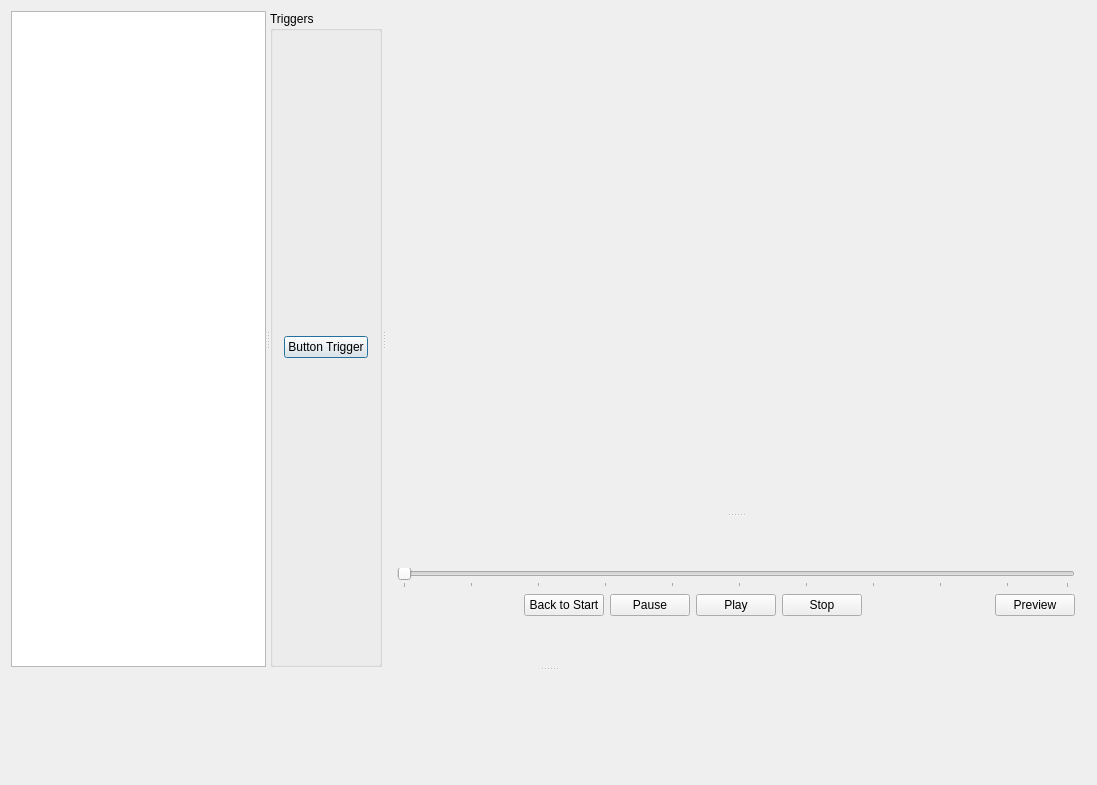
Old version of the form Animic/UiFiles/StitchingDialog.ui in the repository MervynArt96/AnimicCreator.
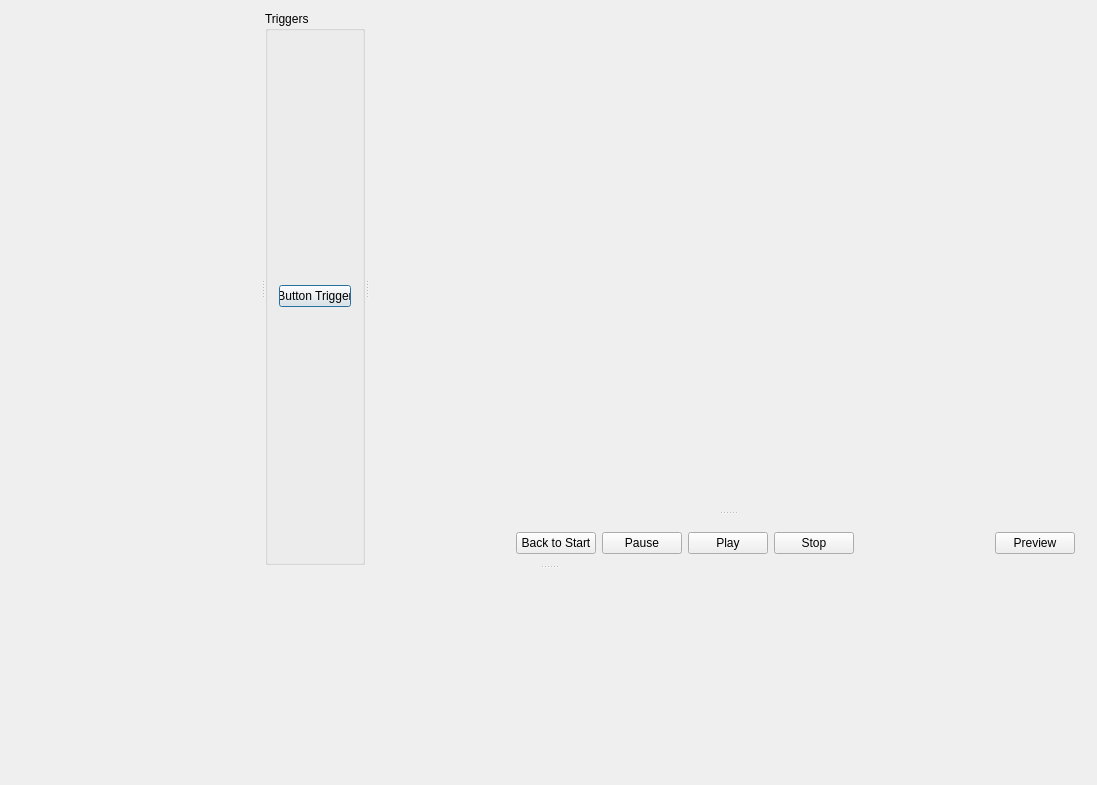
New version of the form.

```diff
--- a/Animic/UiFiles/StitchingDialog.ui
+++ b/Animic/UiFiles/StitchingDialog.ui
@@ -23,20 +23,14 @@
       <property name="orientation">
        <enum>Qt::Horizontal</enum>
       </property>
-      <widget class="QSplitter" name="splitter_2">
+      <widget class="QSplitter" name="splitter">
        <property name="orientation">
         <enum>Qt::Horizontal</enum>
        </property>
-       <widget class="QListWidget" name="SceneList">
-        <property name="sizePolicy">
-         <sizepolicy hsizetype="Preferred" vsizetype="Expanding">
-          <horstretch>0</horstretch>
-          <verstretch>0</verstretch>
-         </sizepolicy>
-        </property>
+       <widget class="QWidget" name="listHolder" native="true">
         <property name="minimumSize">
          <size>
-          <width>100</width>
+          <width>250</width>
           <height>0</height>
          </size>
         </property>
@@ -62,7 +56,7 @@
         </layout>
        </widget>
       </widget>
-      <widget class="QSplitter" name="splitter">
+      <widget class="QSplitter" name="splitter_2">
        <property name="orientation">
         <enum>Qt::Vertical</enum>
        </property>
@@ -76,7 +70,7 @@
         <property name="minimumSize">
          <size>
           <width>700</width>
-          <height>0</height>
+          <height>500</height>
          </size>
         </property>
        </widget>
@@ -97,32 +91,7 @@
          <item>
           <layout class="QVBoxLayout" name="verticalLayout_2">
            <item>
-            <widget class="QSlider" name="timeSlider">
-             <property name="sizeIncrement">
-              <size>
-               <width>0</width>
-               <height>0</height>
-              </size>
-             </property>
-             <property name="value">
-              <number>0</number>
-             </property>
-             <property name="tracking">
-              <bool>false</bool>
-             </property>
-             <property name="orientation">
-              <enum>Qt::Horizontal</enum>
-             </property>
-             <property name="invertedAppearance">
-              <bool>false</bool>
-             </property>
-             <property name="tickPosition">
-              <enum>QSlider::TicksBelow</enum>
-             </property>
-             <property name="tickInterval">
-              <number>10</number>
-             </property>
-            </widget>
+            <widget class="QWidget" name="sliderHolder" native="true"/>
            </item>
            <item>
             <layout class="QHBoxLayout" name="horizontalLayout">
@@ -195,7 +164,14 @@
        </widget>
       </widget>
      </widget>
-     <widget class="QWidget" name="triggerSetting" native="true"/>
+     <widget class="QWidget" name="triggerSetting" native="true">
+      <property name="minimumSize">
+       <size>
+        <width>0</width>
+        <height>200</height>
+       </size>
+      </property>
+     </widget>
     </widget>
    </item>
   </layout>
```
